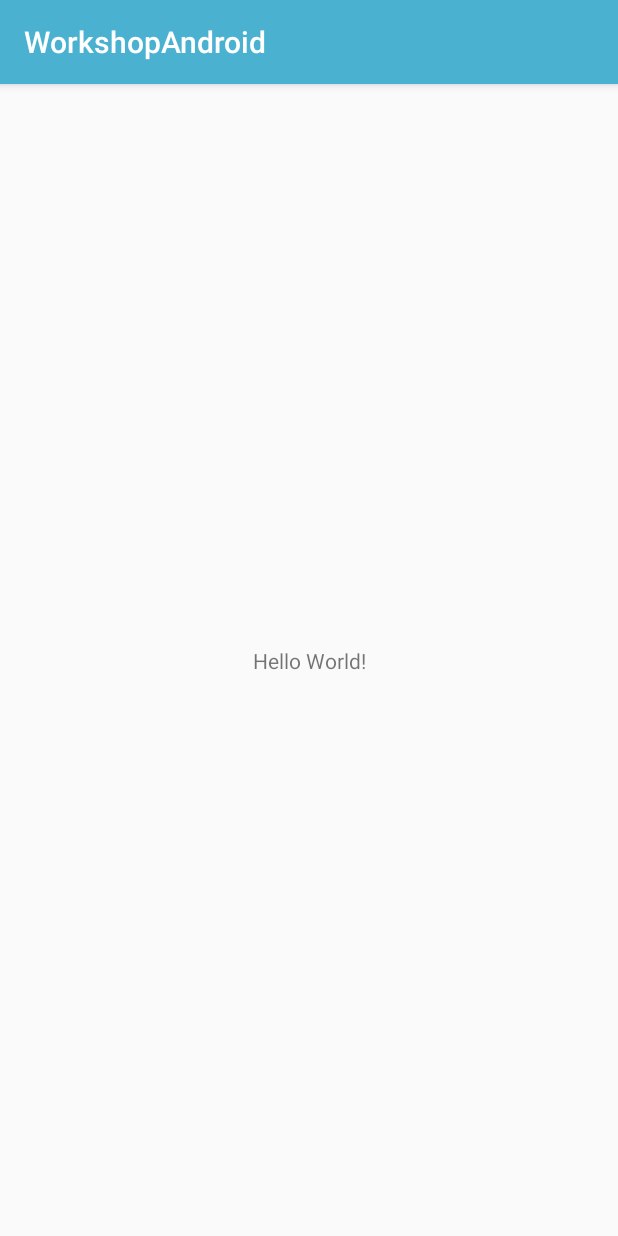
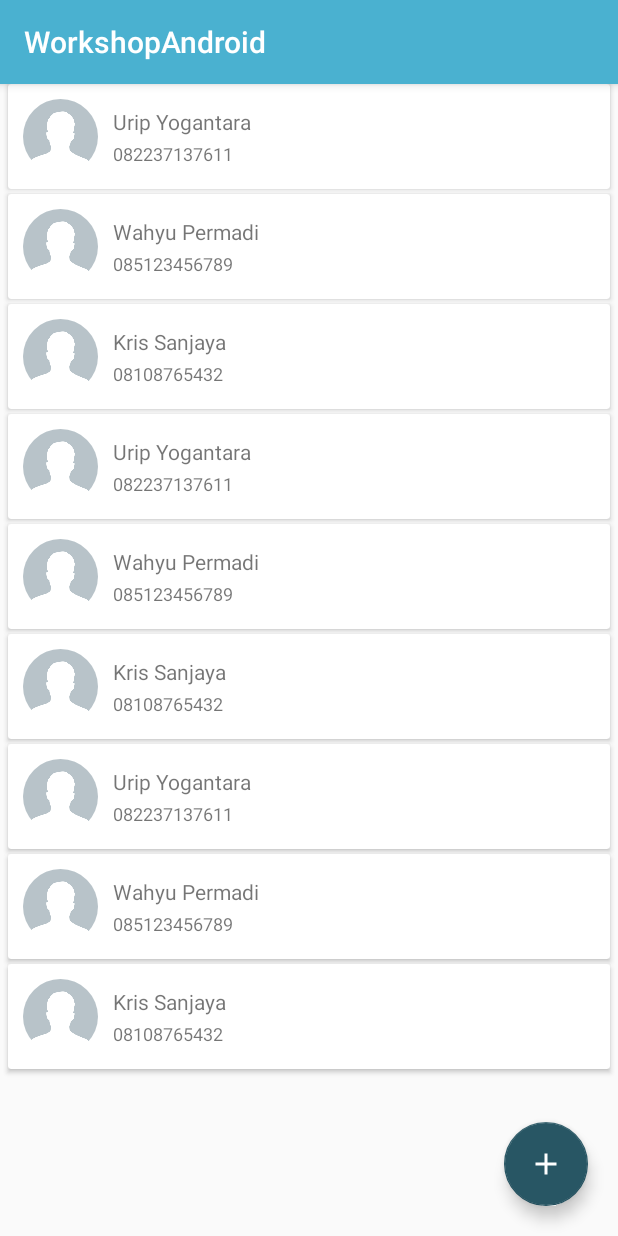
Before and after one commit to technologyartisan/workshop-android, an Android app: the MainActivity screen opened directly, with no data from a screen before it, on a phone screen of 412 x 824 dp. Run offline under Robolectric (Android 15) with nearby library versions, the phone set to English and light mode, and no system bars; our stand-ins replace CircleImageView.

Commit message:
recycler view

```diff
--- a/app/src/main/java/id/technologyartisan/workshopandroid/MainActivity.java
+++ b/app/src/main/java/id/technologyartisan/workshopandroid/MainActivity.java
@@ -2,12 +2,41 @@ package id.technologyartisan.workshopandroid;
 
 import android.support.v7.app.AppCompatActivity;
 import android.os.Bundle;
+import android.support.v7.widget.LinearLayoutManager;
+import android.support.v7.widget.RecyclerView;
+
+import java.util.ArrayList;
+import java.util.List;
+
+import id.technologyartisan.workshopandroid.model.Contact;
 
 public class MainActivity extends AppCompatActivity {
+    private RecyclerViewAdapter adapter;
+    private RecyclerView rvContact;
 
+    private List<Contact> contacts=new ArrayList<>();
     @Override
     protected void onCreate(Bundle savedInstanceState){
         super.onCreate(savedInstanceState);
         setContentView(R.layout.activity_main);
+
+        rvContact=findViewById(R.id.rv_contact);
+        rvContact.setLayoutManager(new LinearLayoutManager(this));
+
+        setDataContact();
+        setAdapter();
+    }
+
+    private void setDataContact(){
+        for (int i=0;i<3;i++){
+            contacts.add(new Contact("Urip Yogantara","082237137611","urip.jpg"));
+            contacts.add(new Contact("Wahyu Permadi","085123456789","wahyu.jpg"));
+            contacts.add(new Contact("Kris Sanjaya","08108765432","kris.jpg"));
+        }
+    }
+
+    private void setAdapter(){
+        adapter=new RecyclerViewAdapter(this,contacts);
+        rvContact.setAdapter(adapter);
     }
 }
--- /dev/null
+++ b/app/src/main/java/id/technologyartisan/workshopandroid/RecyclerViewAdapter.java
@@ -0,0 +1,54 @@
+package id.technologyartisan.workshopandroid;
+
+import android.content.Context;
+import android.support.annotation.NonNull;
+import android.support.v7.widget.RecyclerView;
+import android.view.LayoutInflater;
+import android.view.View;
+import android.view.ViewGroup;
+import android.widget.TextView;
+
+import java.util.List;
+
+import de.hdodenhof.circleimageview.CircleImageView;
+import id.technologyartisan.workshopandroid.model.Contact;
+
+public class RecyclerViewAdapter extends RecyclerView.Adapter<RecyclerViewAdapter.ViewHolder>{
+    private Context context;
+    private List<Contact> contacts;
+
+    public RecyclerViewAdapter(Context context, List<Contact> contacts) {
+        this.context = context;
+        this.contacts = contacts;
+    }
+
+    @NonNull
+    @Override
+    public ViewHolder onCreateViewHolder(@NonNull ViewGroup viewGroup, int i) {
+        View view=LayoutInflater.from(context).inflate(R.layout.list_contact,viewGroup,false);
+        return new ViewHolder(view);
+    }
+
+    @Override
+    public void onBindViewHolder(@NonNull ViewHolder viewHolder, int i) {
+        Contact contact=contacts.get(i);
+        viewHolder.tvContactName.setText(contact.getName());
+        viewHolder.tvContactNumber.setText(contact.getNumber());
+    }
+
+    @Override
+    public int getItemCount() {
+        return contacts.size();
+    }
+
+    class ViewHolder extends RecyclerView.ViewHolder{
+        CircleImageView imgContact;
+        TextView tvContactName,tvContactNumber;
+        public ViewHolder(@NonNull View itemView) {
+            super(itemView);
+            imgContact=itemView.findViewById(R.id.img_contact);
+            tvContactName=itemView.findViewById(R.id.tv_contact_name);
+            tvContactNumber=itemView.findViewById(R.id.tv_contact_number);
+        }
+    }
+}
--- /dev/null
+++ b/app/src/main/java/id/technologyartisan/workshopandroid/model/Contact.java
@@ -0,0 +1,37 @@
+package id.technologyartisan.workshopandroid.model;
+
+public class Contact {
+    private String name;
+    private String number;
+    private String picture;
+
+    public Contact(String name, String number, String picture) {
+        this.name = name;
+        this.number = number;
+        this.picture = picture;
+    }
+
+    public String getName() {
+        return name;
+    }
+
+    public void setName(String name) {
+        this.name = name;
+    }
+
+    public String getNumber() {
+        return number;
+    }
+
+    public void setNumber(String number) {
+        this.number = number;
+    }
+
+    public String getPicture() {
+        return picture;
+    }
+
+    public void setPicture(String picture) {
+        this.picture = picture;
+    }
+}
--- /dev/null
+++ b/app/src/main/res/drawable/ic_add.xml
@@ -0,0 +1,5 @@
+<vector android:height="24dp" android:tint="#FFFFFF"
+    android:viewportHeight="24.0" android:viewportWidth="24.0"
+    android:width="24dp" xmlns:android="http://schemas.android.com/apk/res/android">
+    <path android:fillColor="#FF000000" android:pathData="M19,13h-6v6h-2v-6H5v-2h6V5h2v6h6v2z"/>
+</vector>
--- a/app/src/main/res/layout/activity_main.xml
+++ b/app/src/main/res/layout/activity_main.xml
@@ -1,18 +1,27 @@
 <?xml version="1.0" encoding="utf-8"?>
-<android.support.constraint.ConstraintLayout xmlns:android="http://schemas.android.com/apk/res/android"
+<RelativeLayout xmlns:android="http://schemas.android.com/apk/res/android"
     xmlns:app="http://schemas.android.com/apk/res-auto"
     xmlns:tools="http://schemas.android.com/tools"
     android:layout_width="match_parent"
     android:layout_height="match_parent"
     tools:context=".MainActivity">
 
-    <TextView
-        android:layout_width="wrap_content"
-        android:layout_height="wrap_content"
-        android:text="Hello World!"
+    <android.support.v7.widget.RecyclerView
+        android:id="@+id/rv_contact"
+        android:layout_width="match_parent"
+        android:layout_height="match_parent"
         app:layout_constraintBottom_toBottomOf="parent"
         app:layout_constraintLeft_toLeftOf="parent"
         app:layout_constraintRight_toRightOf="parent"
         app:layout_constraintTop_toTopOf="parent" />
 
-</android.support.constraint.ConstraintLayout>
+    <android.support.design.widget.FloatingActionButton
+        android:id="@+id/fab_add"
+        android:src="@drawable/ic_add"
+        android:layout_width="wrap_content"
+        android:layout_height="wrap_content"
+        android:layout_alignParentBottom="true"
+        android:layout_alignParentEnd="true"
+        android:layout_margin="20dp"/>
+
+</RelativeLayout>
--- /dev/null
+++ b/app/src/main/res/layout/list_contact.xml
@@ -0,0 +1,43 @@
+<?xml version="1.0" encoding="utf-8"?>
+<android.support.v7.widget.CardView xmlns:android="http://schemas.android.com/apk/res/android"
+    android:layout_width="match_parent"
+    android:layout_height="wrap_content"
+    xmlns:app="http://schemas.android.com/apk/res-auto"
+    xmlns:tools="http://schemas.android.com/tools"
+    android:layout_marginBottom="3dp"
+    android:layout_marginEnd="5dp"
+    android:layout_marginStart="5dp"
+    android:foreground="?android:attr/selectableItemBackground"
+    android:clickable="true">
+    <LinearLayout
+        android:layout_width="match_parent"
+        android:layout_height="wrap_content"
+        android:padding="10dp"
+        android:orientation="horizontal">
+        <de.hdodenhof.circleimageview.CircleImageView
+            android:id="@+id/img_contact"
+            android:layout_width="50dp"
+            android:layout_height="50dp"
+            android:src="@drawable/contact"/>
+        <LinearLayout
+            android:layout_marginStart="10dp"
+            android:orientation="vertical"
+            android:layout_width="match_parent"
+            android:layout_height="match_parent"
+            android:gravity="center_vertical">
+            <TextView
+                android:id="@+id/tv_contact_name"
+                android:textSize="14sp"
+                android:layout_width="match_parent"
+                android:layout_height="wrap_content"
+                tools:text="Urip Yogantara"/>
+            <TextView
+                android:id="@+id/tv_contact_number"
+                android:layout_marginTop="3dp"
+                android:layout_width="match_parent"
+                android:layout_height="wrap_content"
+                tools:text="082237137611"
+                android:textSize="12sp"/>
+        </LinearLayout>
+    </LinearLayout>
+</android.support.v7.widget.CardView>
```
Also changed, not shown: app/src/main/res/drawable/contact.jpg (added).
